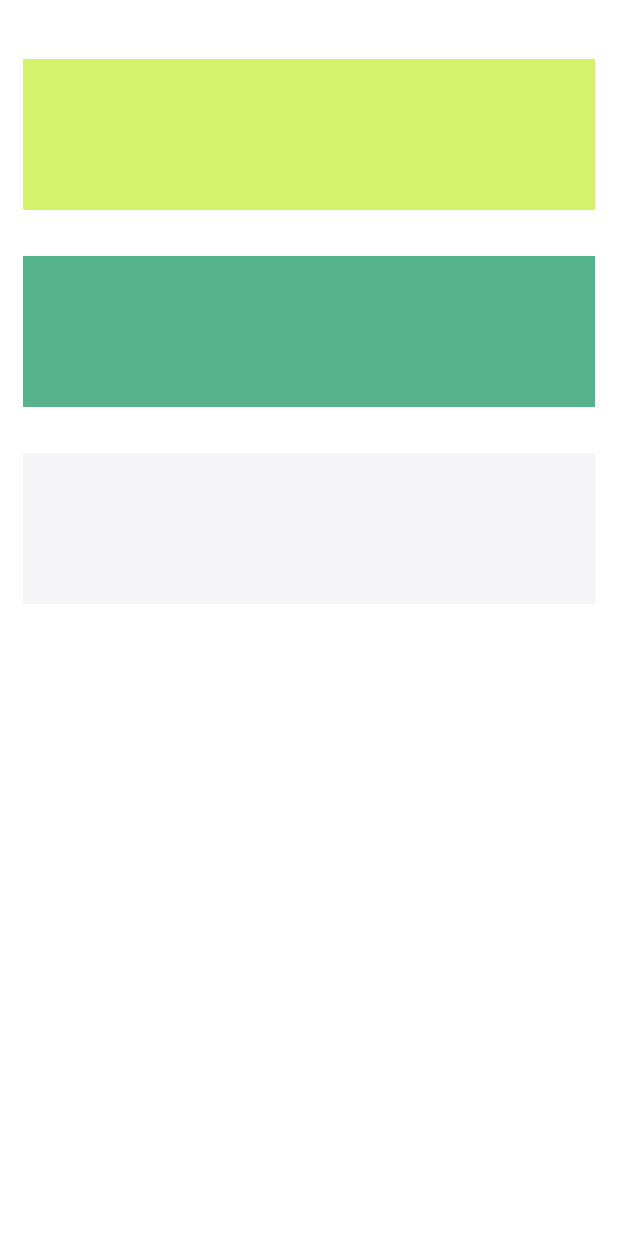
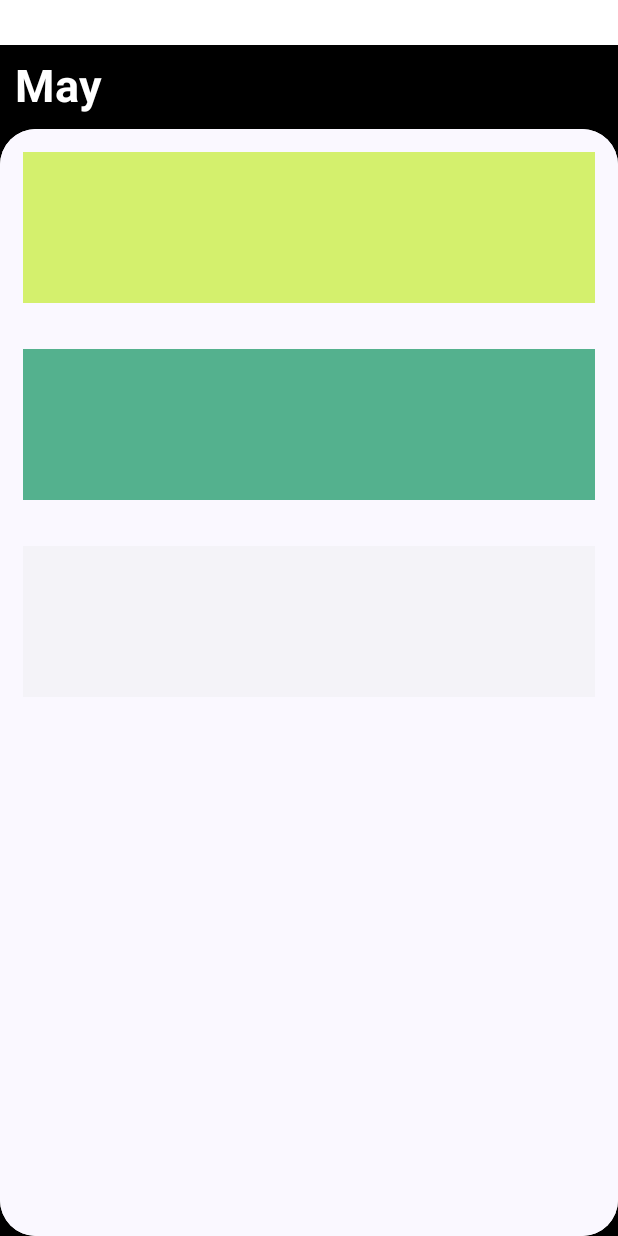
Before and after one commit to dilekbaykara/tasky, an Android app built with Jetpack Compose: the MainScreen screen opened through its navigation route, on a phone screen of 412 x 824 dp. Run offline under Robolectric (Android 15) with nearby library versions, the phone set to English and light mode, and no system bars; our stand-ins replace Dagger/Hilt's generated code.

```diff
--- a/app/src/main/java/com/dilekbaykara/tasky/presentation/agenda/Agenda.kt
+++ b/app/src/main/java/com/dilekbaykara/tasky/presentation/agenda/Agenda.kt
@@ -4,6 +4,8 @@ import androidx.compose.foundation.background
 import androidx.compose.foundation.border
 import androidx.compose.foundation.layout.Box
 import androidx.compose.foundation.layout.Column
+import androidx.compose.foundation.layout.Row
+import androidx.compose.foundation.layout.fillMaxSize
 import androidx.compose.foundation.layout.fillMaxWidth
 import androidx.compose.foundation.layout.height
 import androidx.compose.foundation.layout.padding
@@ -13,6 +15,7 @@ import androidx.compose.material3.Surface
 import androidx.compose.runtime.Composable
 import androidx.compose.runtime.collectAsState
 import androidx.compose.runtime.getValue
+import androidx.compose.ui.Alignment
 import androidx.compose.ui.Modifier
 import androidx.compose.ui.graphics.Color
 import androidx.compose.ui.unit.dp
@@ -21,15 +24,38 @@ import com.dilekbaykara.tasky.domain.model.AgendaItemType
 import com.dilekbaykara.tasky.presentation.auth.register.Header
 
 @Composable
-fun AgendaScreen(viewModel: AgendaViewModel){
+fun AgendaScreen(viewModel: AgendaViewModel) {
     val agendaItems by viewModel.agendaItems.collectAsState()
+    Surface(
+        modifier = Modifier.fillMaxSize()
+            .padding(top = 30.dp),
+        color = Color.Black
+    ) {
         Column {
+            Box(modifier = Modifier.fillMaxWidth().align(Alignment.CenterHorizontally)){
+                Row(modifier = Modifier.padding(10.dp)) {
+                    MonthHeader(Modifier.padding(30.dp),)
+                }
+            }
+            Surface(
+                modifier = Modifier.fillMaxSize(),
+                color = Color.White,
+                shape = RoundedCornerShape(24.dp)
+            ) {
                 DatePickerCarousel()
                 DateHeader()
                 AgendaItemList(
                     agendaItems
                 )
             }
+        }
+    }
+}
+
+
+@Composable
+fun MonthHeader(modifier: Modifier){
+    Header(modifier = Modifier, "May")
 }
 
 @Composable
--- a/app/src/main/java/com/dilekbaykara/tasky/presentation/auth/register/AuthUX.kt
+++ b/app/src/main/java/com/dilekbaykara/tasky/presentation/auth/register/AuthUX.kt
@@ -13,17 +13,18 @@ import androidx.compose.foundation.layout.fillMaxWidth
 import androidx.compose.foundation.layout.padding
 import androidx.compose.foundation.shape.RoundedCornerShape
 import androidx.compose.foundation.text.KeyboardOptions
-import androidx.compose.foundation.text2.input.TextObfuscationMode
 import androidx.compose.material.icons.Icons
 import androidx.compose.material.icons.filled.Visibility
 import androidx.compose.material.icons.filled.VisibilityOff
 import androidx.compose.material3.Button
 import androidx.compose.material3.ButtonDefaults
+import androidx.compose.material3.ExperimentalMaterial3Api
 import androidx.compose.material3.Icon
 import androidx.compose.material3.IconButton
 import androidx.compose.material3.Surface
 import androidx.compose.material3.Text
 import androidx.compose.material3.TextField
+import androidx.compose.material3.TextFieldDefaults
 import androidx.compose.runtime.Composable
 import androidx.compose.runtime.LaunchedEffect
 import androidx.compose.runtime.collectAsState
@@ -213,6 +214,7 @@ fun LoginSheet(modifier: Modifier,
 }
 
 
+@OptIn(ExperimentalMaterial3Api::class)
 @Composable
 fun UsernameField(value: String, onChange:(String) -> Unit ){
     TextField(
@@ -222,12 +224,18 @@ fun UsernameField(value: String, onChange:(String) -> Unit ){
         placeholder = {},
         singleLine = true,
         shape = RoundedCornerShape(10.dp),
+        colors = TextFieldDefaults.textFieldColors(
+            focusedIndicatorColor = Color.Transparent,
+            unfocusedIndicatorColor = Color.Transparent,
+            disabledIndicatorColor = Color.Transparent
+        ),
         modifier = Modifier
             .padding(bottom = 20.dp, top = 20.dp, start = 15.dp, end = 15.dp)
             .fillMaxWidth()
     )
 }
 
+@OptIn(ExperimentalMaterial3Api::class)
 @Composable
 fun EmailField(value: String, onChange:(String) -> Unit){
     TextField(
@@ -237,12 +245,18 @@ fun EmailField(value: String, onChange:(String) -> Unit){
         placeholder = {},
         singleLine = true,
         shape = RoundedCornerShape(10.dp),
+        colors = TextFieldDefaults.textFieldColors(
+            focusedIndicatorColor = Color.Transparent,
+            unfocusedIndicatorColor = Color.Transparent,
+            disabledIndicatorColor = Color.Transparent
+        ),
         modifier = Modifier
             .padding(bottom = 16.dp, start = 15.dp, end = 15.dp)
             .fillMaxWidth()
     )
 }
 
+@OptIn(ExperimentalMaterial3Api::class)
 @Composable
 fun PasswordField(value: String, onChange:(String) -> Unit){
     var showPassword by remember { mutableStateOf(false) }
@@ -253,6 +267,11 @@ fun PasswordField(value: String, onChange:(String) -> Unit){
         placeholder = {},
         singleLine = true,
         shape = RoundedCornerShape(10.dp),
+        colors = TextFieldDefaults.textFieldColors(
+            focusedIndicatorColor = Color.Transparent,
+            unfocusedIndicatorColor = Color.Transparent,
+            disabledIndicatorColor = Color.Transparent
+        ),
         modifier = Modifier
             .padding(bottom = 16.dp, start = 15.dp, end = 15.dp)
             .fillMaxWidth(),
```
Lines whose indentation alone changed are shown as unchanged.
